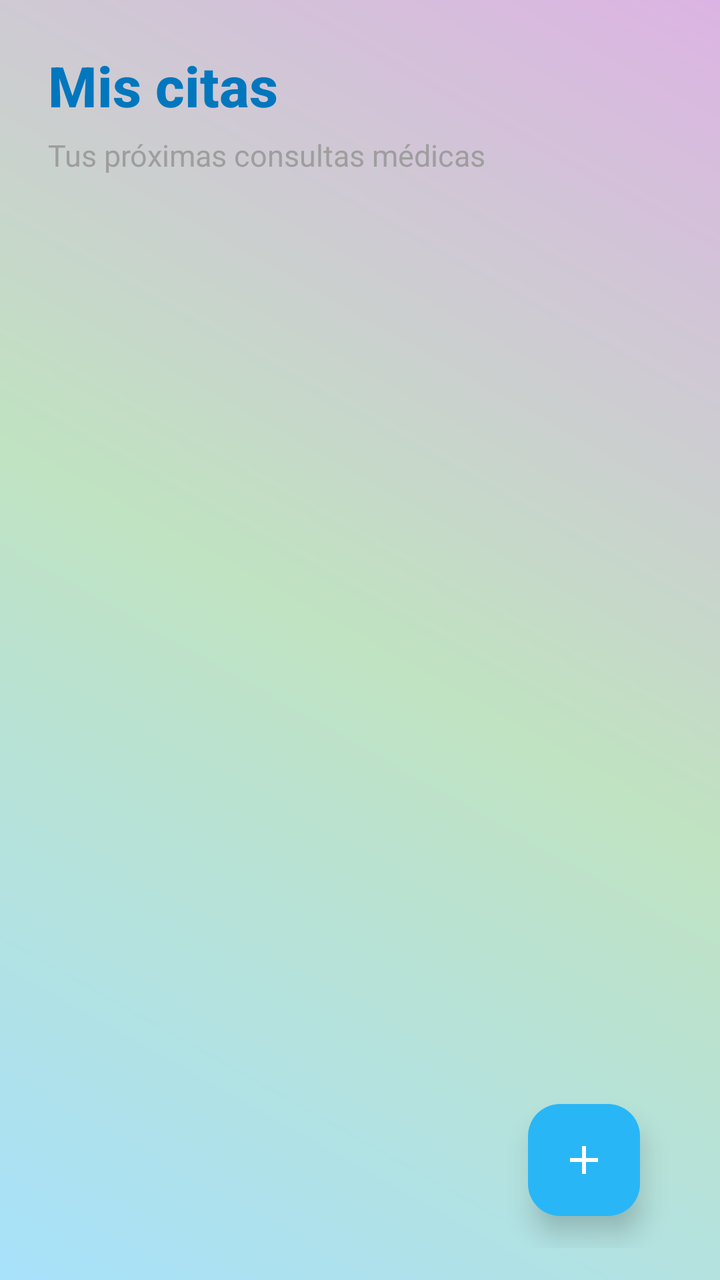
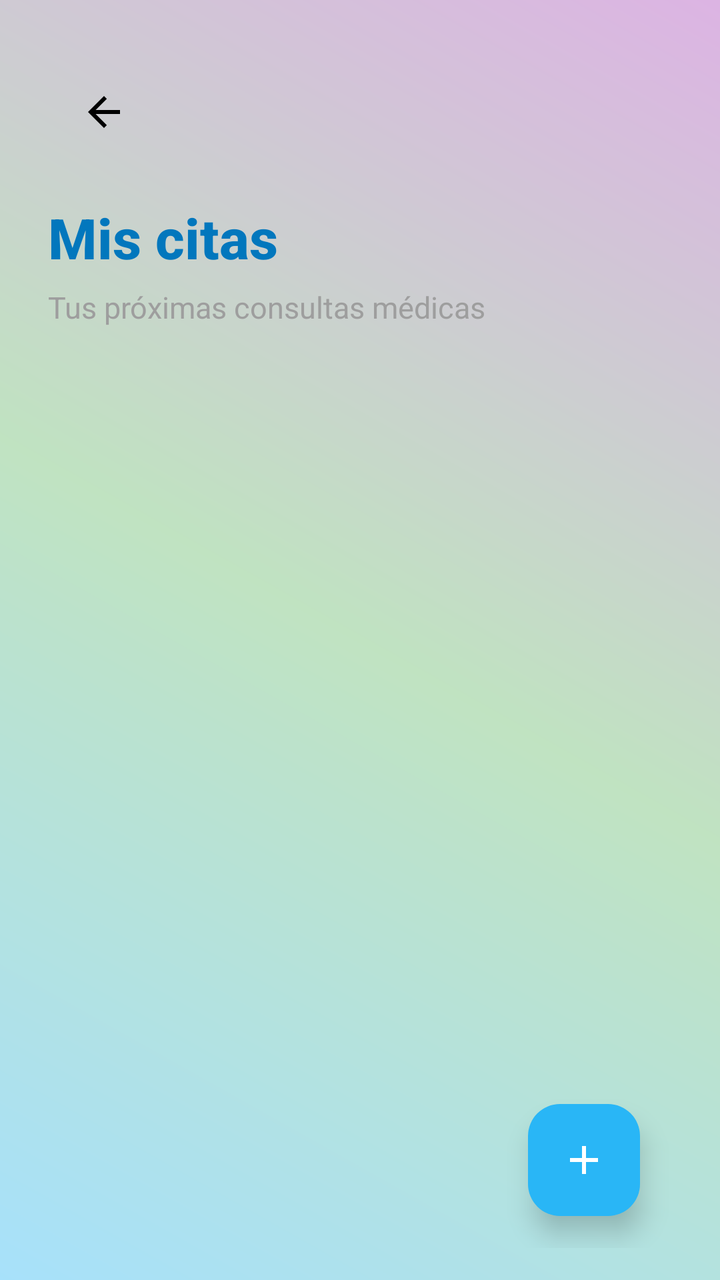

An Android layout rendered at two revisions. The XML below is the earlier revision; the diff shows what the commit changed to produce the second picture.
<!-- AndroidManifest.xml: application theme Theme.AppMedicosCarlos -->
<!-- res/layout/activity_miscitas.xml -->
<?xml version="1.0" encoding="utf-8"?>
<androidx.constraintlayout.widget.ConstraintLayout xmlns:android="http://schemas.android.com/apk/res/android"
    xmlns:app="http://schemas.android.com/apk/res-auto"
    android:layout_width="match_parent"
    android:layout_height="match_parent"
    xmlns:tools="http://schemas.android.com/tools"
    android:paddingHorizontal="24dp"
    android:paddingTop="24dp"
    android:paddingBottom="16dp"
    android:background="@drawable/bg_gradient_colorful">

    
    <TextView
        android:id="@+id/tvTitle"
        android:layout_width="0dp"
        android:layout_height="wrap_content"
        android:text="Mis citas"
        android:textSize="28sp"
        android:textStyle="bold"
        android:fontFamily="sans-serif-medium"
        android:textColor="@color/primary_800"
        app:layout_constraintTop_toTopOf="parent"
        app:layout_constraintStart_toStartOf="parent"
        app:layout_constraintEnd_toEndOf="parent" />

    
    <TextView
        android:id="@+id/tvSubtitle"
        android:layout_width="0dp"
        android:layout_height="wrap_content"
        android:text="Tus próximas consultas médicas"
        android:textSize="15sp"
        android:textColor="@color/gray_700"
        android:fontFamily="sans-serif"
        app:layout_constraintTop_toBottomOf="@id/tvTitle"
        app:layout_constraintStart_toStartOf="parent"
        app:layout_constraintEnd_toEndOf="parent"
        android:layout_marginTop="6dp" />

    
    <androidx.recyclerview.widget.RecyclerView
        android:id="@+id/recyclerViewAppointments"
        android:layout_width="0dp"
        android:layout_height="0dp"
        android:layout_marginTop="24dp"
        android:clipToPadding="false"
        android:paddingBottom="24dp"
        android:scrollbars="vertical"
        app:layout_constraintTop_toBottomOf="@id/tvSubtitle"
        app:layout_constraintBottom_toBottomOf="parent"
        app:layout_constraintStart_toStartOf="parent"
        app:layout_constraintEnd_toEndOf="parent"
        tools:listitem="@layout/item_appointment"
        tools:itemCount="2" />

    
    <LinearLayout
        android:id="@+id/layoutEmpty"
        android:layout_width="0dp"
        android:layout_height="0dp"
        android:orientation="vertical"
        android:gravity="center"
        android:padding="32dp"
        android:visibility="gone"
        app:layout_constraintTop_toBottomOf="@id/tvSubtitle"
        app:layout_constraintBottom_toBottomOf="parent"
        app:layout_constraintStart_toStartOf="parent"
        app:layout_constraintEnd_toEndOf="parent">

        <ImageView
            android:layout_width="120dp"
            android:layout_height="120dp"
            android:contentDescription="No hay citas programadas"
            app:tint="@color/primary_600"/>

        <TextView
            android:layout_width="wrap_content"
            android:layout_height="wrap_content"
            android:layout_marginTop="20dp"
            android:text="No tienes citas programadas"
            android:textSize="18sp"
            android:textStyle="bold"
            android:textColor="@color/primary_800"
            android:textAlignment="center" />

        <TextView
            android:layout_width="wrap_content"
            android:layout_height="wrap_content"
            android:layout_marginTop="8dp"
            android:text="Agenda tu primera consulta médica y cuídate"
            android:textSize="14sp"
            android:textColor="@color/gray_700"
            android:textAlignment="center" />

    </LinearLayout>

    
    <com.google.android.material.floatingactionbutton.FloatingActionButton
        android:id="@+id/fabNewAppointment"
        android:layout_width="wrap_content"
        android:layout_height="wrap_content"
        android:layout_margin="16dp"
        android:src="@drawable/ic_add"
        android:contentDescription="Nueva cita"
        app:tint="@android:color/white"
        app:backgroundTint="@color/primary_600"
        app:layout_constraintBottom_toBottomOf="parent"
        app:layout_constraintEnd_toEndOf="parent"
        app:fabSize="normal"
        app:borderWidth="0dp"
        app:elevation="8dp"
        app:pressedTranslationZ="12dp" />

</androidx.constraintlayout.widget.ConstraintLayout>
<!-- res/layout/item_appointment.xml (included above) -->
<?xml version="1.0" encoding="utf-8"?>
<com.google.android.material.card.MaterialCardView xmlns:android="http://schemas.android.com/apk/res/android"
    xmlns:app="http://schemas.android.com/apk/res-auto"
    xmlns:tools="http://schemas.android.com/tools"
    android:layout_width="match_parent"
    android:layout_height="wrap_content"
    android:layout_marginBottom="14dp"
    android:foreground="?attr/selectableItemBackground"
    app:cardCornerRadius="22dp"
    app:cardElevation="4dp"
    app:strokeWidth="0dp"
    app:cardUseCompatPadding="true"
    app:shapeAppearanceOverlay="@style/ShapeAppearance.Material3.Corner.None">

    <LinearLayout
        android:layout_width="match_parent"
        android:layout_height="wrap_content"
        android:orientation="horizontal"
        android:padding="18dp"
        android:gravity="center_vertical">

        
        <LinearLayout
            android:layout_width="60dp"
            android:layout_height="60dp"
            android:gravity="center"
            android:orientation="vertical"
            android:background="@drawable/bg_circle_gradient"
            android:elevation="2dp"
            android:padding="6dp">

            <TextView
                android:id="@+id/tvDay"
                android:layout_width="wrap_content"
                android:layout_height="wrap_content"
                android:text="12"
                android:textSize="20sp"
                android:textStyle="bold"
                android:textColor="@android:color/white" />

            <TextView
                android:id="@+id/tvMonth"
                android:layout_width="wrap_content"
                android:layout_height="wrap_content"
                android:text="MAY"
                android:textSize="11sp"
                android:textStyle="bold"
                android:textColor="@android:color/white" />

        </LinearLayout>

        
        <LinearLayout
            android:layout_width="0dp"
            android:layout_height="wrap_content"
            android:layout_weight="1"
            android:layout_marginStart="16dp"
            android:orientation="vertical">

            
            <TextView
                android:id="@+id/tvSpecialty"
                android:layout_width="wrap_content"
                android:layout_height="wrap_content"
                android:text="Cardiología"
                android:textSize="17sp"
                android:textStyle="bold"
                android:textColor="@color/primary_800" />

            
            <TextView
                android:id="@+id/tvDoctor"
                android:layout_width="wrap_content"
                android:layout_height="wrap_content"
                android:layout_marginTop="2dp"
                android:text="Dra. Laura Méndez"
                android:textSize="14sp"
                android:textColor="@color/gray_700" />

            
            <LinearLayout
                android:layout_width="wrap_content"
                android:layout_height="wrap_content"
                android:orientation="horizontal"
                android:layout_marginTop="6dp"
                android:gravity="center_vertical">

                <ImageView
                    android:layout_width="17dp"
                    android:layout_height="17dp"
                    android:src="@drawable/ic_access_time"
                    android:contentDescription="Hora"
                    app:tint="@color/gray_600" />

                <TextView
                    android:id="@+id/tvTime"
                    android:layout_width="wrap_content"
                    android:layout_height="wrap_content"
                    android:layout_marginStart="6dp"
                    android:text="10:30 AM"
                    android:textSize="14sp"
                    android:textColor="@color/gray_600" />

            </LinearLayout>

            
            <LinearLayout
                android:layout_width="wrap_content"
                android:layout_height="wrap_content"
                android:orientation="horizontal"
                android:layout_marginTop="8dp"
                android:gravity="start">

                
                <com.google.android.material.button.MaterialButton
                    android:id="@+id/btnShowLocation"
                    android:layout_width="wrap_content"
                    android:layout_height="wrap_content"
                    android:text="Ver ubicación"
                    android:textSize="12sp"
                    android:paddingHorizontal="10dp"
                    android:paddingVertical="4dp"
                    android:backgroundTint="@color/primary_500"
                    android:textColor="@android:color/white"
                    app:cornerRadius="12dp" />

                
                <com.google.android.material.button.MaterialButton
                    android:id="@+id/btnCancel"
                    style="@style/Widget.Material3.Button.TonalButton"
                    android:layout_width="wrap_content"
                    android:layout_height="wrap_content"
                    android:text="Cancelar"
                    android:textSize="12sp"
                    android:paddingHorizontal="12dp"
                    android:paddingVertical="4dp"
                    android:layout_marginStart="10dp"
                    app:cornerRadius="12dp"
                    app:iconPadding="0dp"
                    app:rippleColor="@color/primary_200" />

            </LinearLayout>

        </LinearLayout>

        
        <ImageView
            android:id="@+id/ivStatus"
            android:layout_width="20dp"
            android:layout_height="20dp"
            android:layout_marginStart="8dp"
            android:src="@drawable/ic_check_circle"
            android:contentDescription="Cita confirmada"
            android:visibility="gone"
            app:tint="@color/primary_600" />

    </LinearLayout>

</com.google.android.material.card.MaterialCardView>
<!-- resources referenced by this layout -->
<resources>
  <color name="gray_600">#757575</color>
  <color name="gray_700">#9E9E9E</color>
  <color name="primary_200">#BBDEFB</color>
  <color name="primary_500">#4FC3F7</color>
  <color name="primary_600">#29B6F6</color>
  <color name="primary_800">#0277BD</color>
  <!-- drawable bg_circle_gradient (drawable) -->
  <shape xmlns:android="http://schemas.android.com/apk/res/android"
      android:shape="oval">
  
      <gradient
          android:startColor="#4FC3F7"
          android:endColor="#7E57C2"
          android:angle="45" />
  
      <size android:width="60dp" android:height="60dp"/>
  </shape>
  <!-- drawable bg_gradient_colorful (drawable) -->
  <?xml version="1.0" encoding="utf-8"?>
  <layer-list xmlns:android="http://schemas.android.com/apk/res/android">
  
      
      <item>
          <shape android:shape="rectangle">
              <gradient
                  android:startColor="#4FC3F7"
              android:centerColor="#81C784"
              android:endColor="#BA68C8"
              android:angle="45"/>
          </shape>
      </item>
  
      
      <item>
          <shape android:shape="rectangle">
              <solid android:color="#80FFFFFF"/> 
          </shape>
      </item>
  
  </layer-list>
  <!-- drawable ic_access_time (drawable) -->
  <vector xmlns:android="http://schemas.android.com/apk/res/android"
      android:width="24dp"
      android:height="24dp"
      android:viewportWidth="24"
      android:viewportHeight="24"
      android:tint="?attr/colorOnSurface">
      <path
          android:fillColor="@android:color/white"
          android:pathData="M11.99,2C6.47,2 2,6.48 2,12s4.47,10 9.99,10C17.52,22 22,17.52 22,12S17.52,2 11.99,2zM12,20c-4.42,0 -8,-3.58 -8,-8s3.58,-8 8,-8 8,3.58 8,8 -3.58,8 -8,8zM12.5,7H11v6l5.25,3.15 0.75,-1.23 -4.5,-2.67z"/>
  </vector>
  <!-- drawable ic_add (drawable) -->
  <vector xmlns:android="http://schemas.android.com/apk/res/android"
      android:width="24dp"
      android:height="24dp"
      android:viewportWidth="24"
      android:viewportHeight="24"
      android:tint="?attr/colorOnSurface">
      <path
          android:fillColor="@android:color/white"
          android:pathData="M19,13h-6v6h-2v-6H5v-2h6V5h2v6h6v2z"/>
  </vector>
  <!-- drawable ic_check_circle (drawable) -->
  <vector xmlns:android="http://schemas.android.com/apk/res/android"
      android:width="24dp"
      android:height="24dp"
      android:viewportWidth="24"
      android:viewportHeight="24"
      android:tint="?attr/colorOnSurface">
      <path
          android:fillColor="@android:color/white"
          android:pathData="M12,2C6.48,2 2,6.48 2,12s4.48,10 10,10 10,-4.48 10,-10S17.52,2 12,2zM10,17l-5,-5 1.41,-1.41L10,14.17l7.59,-7.59L19,8l-9,9z"/>
  </vector>
  <style name="Theme.AppMedicosCarlos" parent="Base.Theme.AppMedicosCarlos" />
  <style name="Base.Theme.AppMedicosCarlos" parent="Theme.Material3.DayNight.NoActionBar">
          
          
      </style>
</resources>

<!-- the commit's change to res/layout/activity_miscitas.xml (unified diff, before → after) -->
@@ -1,15 +1,24 @@
 <?xml version="1.0" encoding="utf-8"?>
 <androidx.constraintlayout.widget.ConstraintLayout xmlns:android="http://schemas.android.com/apk/res/android"
     xmlns:app="http://schemas.android.com/apk/res-auto"
+    xmlns:tools="http://schemas.android.com/tools"
     android:layout_width="match_parent"
     android:layout_height="match_parent"
-    xmlns:tools="http://schemas.android.com/tools"
     android:paddingHorizontal="24dp"
     android:paddingTop="24dp"
     android:paddingBottom="16dp"
     android:background="@drawable/bg_gradient_colorful">
 
-    
+    <com.google.android.material.appbar.MaterialToolbar
+        android:id="@+id/topAppBar"
+        android:layout_width="0dp"
+        android:layout_height="wrap_content"
+        android:background="@android:color/transparent"
+        app:navigationIcon="@drawable/ic_arrow_back"
+        app:layout_constraintTop_toTopOf="parent"
+        app:layout_constraintStart_toStartOf="parent"
+        app:layout_constraintEnd_toEndOf="parent" />
+
     <TextView
         android:id="@+id/tvTitle"
         android:layout_width="0dp"
@@ -19,11 +28,11 @@
         android:textStyle="bold"
         android:fontFamily="sans-serif-medium"
         android:textColor="@color/primary_800"
-        app:layout_constraintTop_toTopOf="parent"
-        app:layout_constraintStart_toStartOf="parent"
-        app:layout_constraintEnd_toEndOf="parent" />
-
-    
+        app:layout_constraintTop_toBottomOf="@id/topAppBar"
+        app:layout_constraintStart_toStartOf="parent"
+        app:layout_constraintEnd_toEndOf="parent"
+        android:layout_marginTop="12dp"/>
+
     <TextView
         android:id="@+id/tvSubtitle"
         android:layout_width="0dp"
@@ -37,7 +46,6 @@
         app:layout_constraintEnd_toEndOf="parent"
         android:layout_marginTop="6dp" />
 
-    
     <androidx.recyclerview.widget.RecyclerView
         android:id="@+id/recyclerViewAppointments"
         android:layout_width="0dp"
@@ -53,7 +61,6 @@
         tools:listitem="@layout/item_appointment"
         tools:itemCount="2" />
 
-    
     <LinearLayout
         android:id="@+id/layoutEmpty"
         android:layout_width="0dp"
@@ -94,7 +101,6 @@
 
     </LinearLayout>
 
-    
     <com.google.android.material.floatingactionbutton.FloatingActionButton
         android:id="@+id/fabNewAppointment"
         android:layout_width="wrap_content"
@@ -116,7 +122,6 @@
 <?xml version="1.0" encoding="utf-8"?>
 <com.google.android.material.card.MaterialCardView xmlns:android="http://schemas.android.com/apk/res/android"
     xmlns:app="http://schemas.android.com/apk/res-auto"
-    xmlns:tools="http://schemas.android.com/tools"
     android:layout_width="match_parent"
     android:layout_height="wrap_content"
     android:layout_marginBottom="14dp"
@@ -134,7 +139,6 @@
         android:padding="18dp"
         android:gravity="center_vertical">
 
-        
         <LinearLayout
             android:layout_width="60dp"
             android:layout_height="60dp"
@@ -164,7 +168,6 @@
 
         </LinearLayout>
 
-        
         <LinearLayout
             android:layout_width="0dp"
             android:layout_height="wrap_content"
@@ -172,7 +175,6 @@
             android:layout_marginStart="16dp"
             android:orientation="vertical">
 
-            
             <TextView
                 android:id="@+id/tvSpecialty"
                 android:layout_width="wrap_content"
@@ -182,7 +184,6 @@
                 android:textStyle="bold"
                 android:textColor="@color/primary_800" />
 
-            
             <TextView
                 android:id="@+id/tvDoctor"
                 android:layout_width="wrap_content"
@@ -192,7 +193,6 @@
                 android:textSize="14sp"
                 android:textColor="@color/gray_700" />
 
-            
             <LinearLayout
                 android:layout_width="wrap_content"
                 android:layout_height="wrap_content"
@@ -218,7 +218,6 @@
 
             </LinearLayout>
 
-            
             <LinearLayout
                 android:layout_width="wrap_content"
                 android:layout_height="wrap_content"
@@ -226,7 +225,6 @@
                 android:layout_marginTop="8dp"
                 android:gravity="start">
 
-                
                 <com.google.android.material.button.MaterialButton
                     android:id="@+id/btnShowLocation"
                     android:layout_width="wrap_content"
@@ -239,7 +237,6 @@
                     android:textColor="@android:color/white"
                     app:cornerRadius="12dp" />
 
-                
                 <com.google.android.material.button.MaterialButton
                     android:id="@+id/btnCancel"
                     style="@style/Widget.Material3.Button.TonalButton"
@@ -258,7 +255,6 @@
 
         </LinearLayout>
 
-        
         <ImageView
             android:id="@+id/ivStatus"
             android:layout_width="20dp"
<!-- resource entries referenced after the edit -->
@@ -62,6 +62,17 @@
           android:fillColor="@android:color/white"
           android:pathData="M19,13h-6v6h-2v-6H5v-2h6V5h2v6h6v2z"/>
   </vector>
+  <!-- drawable ic_arrow_back (drawable) -->
+  <vector xmlns:android="http://schemas.android.com/apk/res/android"
+      android:width="24dp"
+      android:height="24dp"
+      android:viewportWidth="24"
+      android:viewportHeight="24">
+  
+      <path
+          android:fillColor="@android:color/black"
+          android:pathData="M20,11H7.83l5.59,-5.59L12,4l-8,8 8,8 1.41,-1.41L7.83,13H20v-2z"/>
+  </vector>
   <!-- drawable ic_check_circle (drawable) -->
   <vector xmlns:android="http://schemas.android.com/apk/res/android"
       android:width="24dp"
